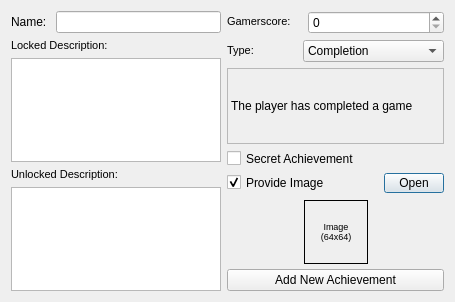
The window that XDBF/achievementinjectordialog.ui (hetelek/XDBF-Manager) describes before a commit, drawn with Qt 5.
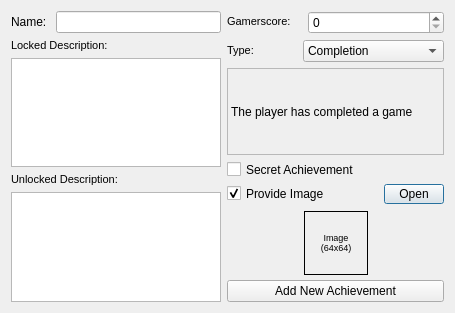
The same window after the commit. Icons and pictures are not drawn.

The edit to the form file:
```diff
--- a/XDBF/achievementinjectordialog.ui
+++ b/XDBF/achievementinjectordialog.ui
@@ -7,13 +7,13 @@
     <x>0</x>
     <y>0</y>
     <width>455</width>
-    <height>302</height>
+    <height>313</height>
    </rect>
   </property>
   <property name="maximumSize">
    <size>
-    <width>495</width>
-    <height>16777215</height>
+    <width>455</width>
+    <height>313</height>
    </size>
   </property>
   <property name="windowTitle">
```
